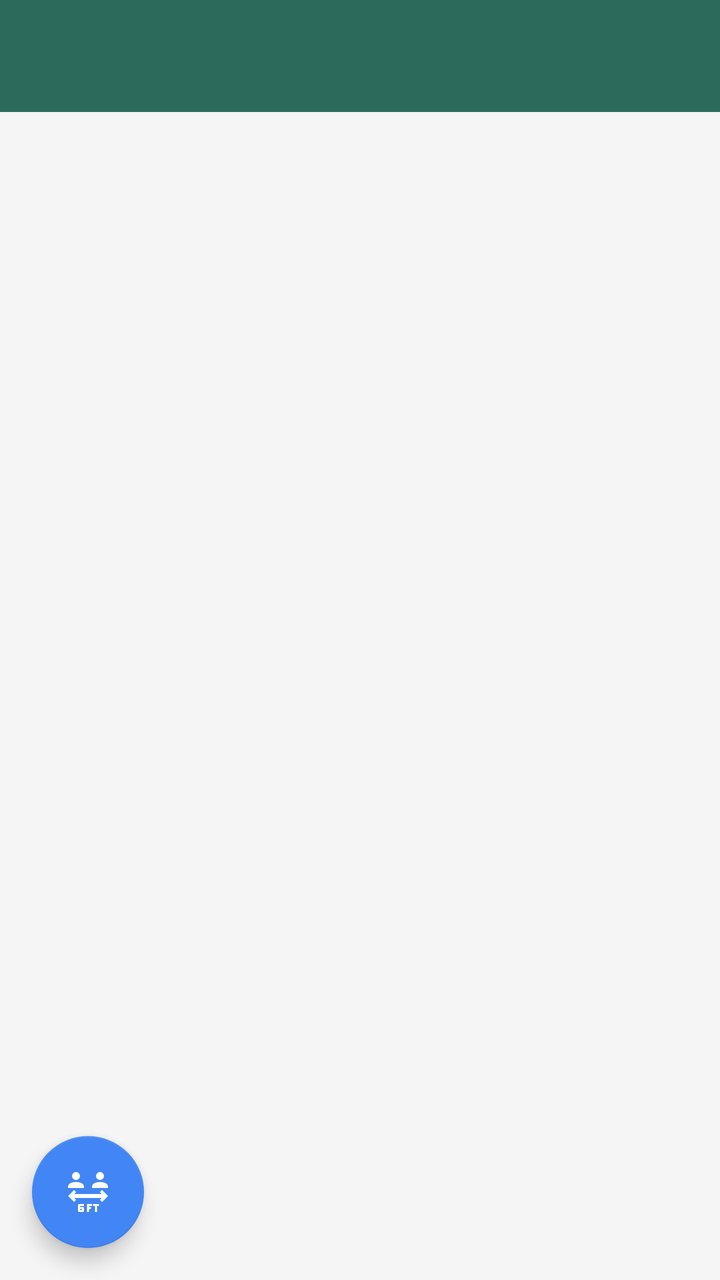
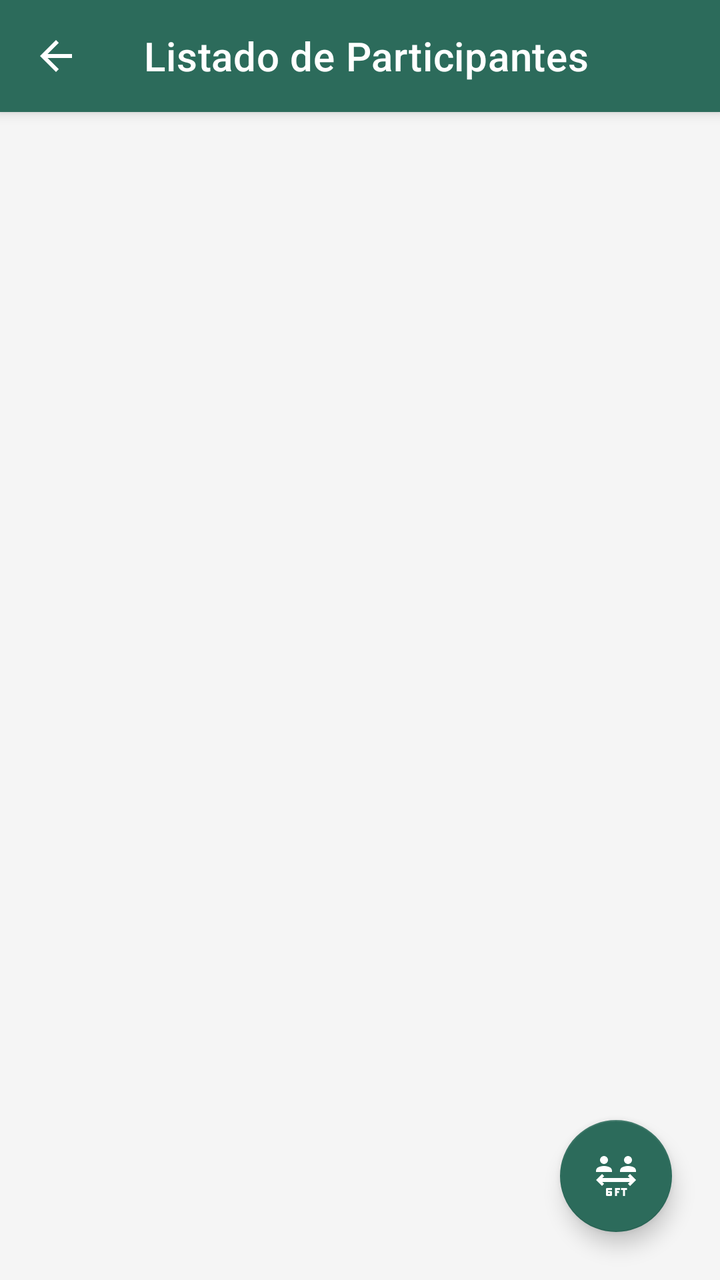

Before-and-after screenshots of an Android layout around one commit, followed by the original layout XML and the change that was made.
<!-- AndroidManifest.xml: application theme Theme.GESDEP -->
<!-- res/layout/activity_participants.xml -->
<?xml version="1.0" encoding="utf-8"?>
<LinearLayout xmlns:android="http://schemas.android.com/apk/res/android"
    xmlns:app="http://schemas.android.com/apk/res-auto"
    android:orientation="vertical"
    android:layout_width="match_parent"
    android:layout_height="match_parent">

    <com.google.android.material.appbar.MaterialToolbar
        android:id="@+id/topAppBarParticipants"
        android:layout_width="match_parent"
        android:layout_height="wrap_content"
        android:title="Participantes"
        android:background="?attr/colorPrimary"
        android:theme="@style/ThemeOverlay.Material3.Dark.ActionBar" />

    <androidx.recyclerview.widget.RecyclerView
        android:id="@+id/rvParticipants"
        android:layout_width="match_parent"
        android:layout_height="0dp"
        android:layout_weight="1" />

    <com.google.android.material.floatingactionbutton.FloatingActionButton
        android:id="@+id/fabAddParticipant"
        android:layout_width="wrap_content"
        android:layout_height="wrap_content"
        android:layout_margin="16dp"
        android:contentDescription="Agregar participante"
        android:src="@drawable/ic_group" />
</LinearLayout>
<!-- resources referenced by this layout -->
<resources>
  <!-- drawable ic_group (drawable) -->
  <vector xmlns:android="http://schemas.android.com/apk/res/android" android:height="24dp" android:tint="#000000" android:viewportHeight="960" android:viewportWidth="960" android:width="24dp">
        
      <path android:fillColor="@android:color/white" android:pathData="M300,880Q292,880 286,874Q280,868 280,860L280,740Q280,732 286,726Q292,720 300,720L400,720L400,760L320,760L320,780L380,780Q388,780 394,786Q400,792 400,800L400,860Q400,868 394,874Q388,880 380,880L300,880ZM460,880L460,720L560,720L560,760L500,760L500,780L540,780L540,820L500,820L500,880L460,880ZM620,880L620,760L580,760L580,720L700,720L700,760L660,760L660,880L620,880ZM320,840L360,840L360,820L320,820L320,840ZM200,680L80,560L200,440L242,482L204,520L755,520L718,482L760,440L880,560L760,680L718,638L756,600L205,600L242,638L200,680ZM80,400L80,377Q80,353 93,333Q106,313 129,303Q155,292 182.5,286Q210,280 240,280Q270,280 297.5,286Q325,292 351,303Q374,313 387,333Q400,353 400,377L400,400L80,400ZM560,400L560,377Q560,353 573,333Q586,313 609,303Q635,292 662.5,286Q690,280 720,280Q750,280 777.5,286Q805,292 831,303Q854,313 867,333Q880,353 880,377L880,400L560,400ZM240,240Q207,240 183.5,216.5Q160,193 160,160Q160,127 183.5,103.5Q207,80 240,80Q273,80 296.5,103.5Q320,127 320,160Q320,193 296.5,216.5Q273,240 240,240ZM720,240Q687,240 663.5,216.5Q640,193 640,160Q640,127 663.5,103.5Q687,80 720,80Q753,80 776.5,103.5Q800,127 800,160Q800,193 776.5,216.5Q753,240 720,240Z"/>
      
  </vector>
  <style name="Theme.GESDEP" parent="Theme.MaterialComponents.DayNight.NoActionBar">
          
          <item name="colorPrimary">@color/green_primary</item>
          <item name="colorPrimaryVariant">@color/green_dark</item>
          <item name="colorOnPrimary">@color/white</item>
  
          
          <item name="colorSecondary">@color/blue_button</item>
          <item name="colorSecondaryVariant">@color/blue_button</item>
          <item name="colorOnSecondary">@color/white</item>
  
          
          <item name="android:statusBarColor">@color/green_primary</item>
  
          
          <item name="android:windowBackground">@color/gray_light</item>
      </style>
  <color name="green_primary">#2C6B5B</color>
  <color name="green_dark">#1E4D40</color>
  <color name="white">#FFFFFF</color>
  <color name="blue_button">#4285F4</color>
  <color name="gray_light">#F5F5F5</color>
</resources>

<!-- the commit's change to res/layout/activity_participants.xml (unified diff, before → after) -->
@@ -1,29 +1,85 @@
 <?xml version="1.0" encoding="utf-8"?>
-<LinearLayout xmlns:android="http://schemas.android.com/apk/res/android"
+<androidx.coordinatorlayout.widget.CoordinatorLayout
+    xmlns:android="http://schemas.android.com/apk/res/android"
     xmlns:app="http://schemas.android.com/apk/res-auto"
-    android:orientation="vertical"
+    xmlns:tools="http://schemas.android.com/tools"
     android:layout_width="match_parent"
-    android:layout_height="match_parent">
+    android:layout_height="match_parent"
+    android:background="@color/gray_light">
 
-    <com.google.android.material.appbar.MaterialToolbar
-        android:id="@+id/topAppBarParticipants"
+    <com.google.android.material.appbar.AppBarLayout
         android:layout_width="match_parent"
         android:layout_height="wrap_content"
-        android:title="Participantes"
-        android:background="?attr/colorPrimary"
-        android:theme="@style/ThemeOverlay.Material3.Dark.ActionBar" />
+        android:theme="@style/ThemeOverlay.MaterialComponents.Dark.ActionBar">
+
+        <com.google.android.material.appbar.MaterialToolbar
+            android:id="@+id/topAppBarParticipants"
+            android:layout_width="match_parent"
+            android:layout_height="?attr/actionBarSize"
+            android:background="@color/green_primary"
+            app:title="Listado de Participantes"
+            app:titleTextColor="@color/white"
+            app:navigationIcon="@drawable/abc_ic_ab_back_material"
+            app:navigationIconTint="@color/white"/>
+    </com.google.android.material.appbar.AppBarLayout>
 
     <androidx.recyclerview.widget.RecyclerView
         android:id="@+id/rvParticipants"
         android:layout_width="match_parent"
-        android:layout_height="0dp"
-        android:layout_weight="1" />
+        android:layout_height="match_parent"
+        app:layout_behavior="@string/appbar_scrolling_view_behavior"
+        android:padding="16dp"
+        android:clipToPadding="false"
+        tools:listitem="@layout/support_simple_spinner_dropdown_item"/>
+
+    <LinearLayout
+        android:id="@+id/emptyState"
+        android:layout_width="wrap_content"
+        android:layout_height="wrap_content"
+        android:layout_gravity="center"
+        android:orientation="vertical"
+        android:gravity="center"
+        android:visibility="gone"
+        tools:visibility="visible">
+
+        <ImageView
+            android:layout_width="80dp"
+            android:layout_height="80dp"
+            android:src="@drawable/ic_group"
+            app:tint="@color/gray_text"
+            android:alpha="0.5"
+            android:layout_marginBottom="16dp"
+            tools:ignore="ContentDescription" />
+
+        <TextView
+            android:layout_width="wrap_content"
+            android:layout_height="wrap_content"
+            android:text="Sin participantes"
+            android:textSize="20sp"
+            android:textStyle="bold"
+            android:textColor="@color/green_primary"
+            android:layout_marginBottom="8dp"/>
+
+        <TextView
+            android:layout_width="wrap_content"
+            android:layout_height="wrap_content"
+            android:text="Registra atletas o usuarios para los eventos."
+            android:textSize="14sp"
+            android:textColor="@color/gray_text"
+            android:gravity="center"/>
+    </LinearLayout>
 
     <com.google.android.material.floatingactionbutton.FloatingActionButton
         android:id="@+id/fabAddParticipant"
         android:layout_width="wrap_content"
         android:layout_height="wrap_content"
-        android:layout_margin="16dp"
-        android:contentDescription="Agregar participante"
-        android:src="@drawable/ic_group" />
-</LinearLayout>
+        android:layout_gravity="bottom|end"
+        android:layout_margin="24dp"
+        android:contentDescription="Registrar nuevo participante"
+        android:src="@drawable/ic_group"
+        app:tint="@color/white"
+        app:backgroundTint="@color/green_primary"
+        app:elevation="6dp"
+        app:pressedTranslationZ="12dp"/>
+
+</androidx.coordinatorlayout.widget.CoordinatorLayout>
<!-- resource entries referenced after the edit -->
@@ -7,20 +7,16 @@
       
   </vector>
   <style name="Theme.GESDEP" parent="Theme.MaterialComponents.DayNight.NoActionBar">
-          
           <item name="colorPrimary">@color/green_primary</item>
           <item name="colorPrimaryVariant">@color/green_dark</item>
           <item name="colorOnPrimary">@color/white</item>
   
-          
           <item name="colorSecondary">@color/blue_button</item>
           <item name="colorSecondaryVariant">@color/blue_button</item>
           <item name="colorOnSecondary">@color/white</item>
   
-          
           <item name="android:statusBarColor">@color/green_primary</item>
   
-          
           <item name="android:windowBackground">@color/gray_light</item>
       </style>
   <color name="green_primary">#2C6B5B</color>
@@ -28,5 +24,6 @@
   <color name="white">#FFFFFF</color>
   <color name="blue_button">#4285F4</color>
   <color name="gray_light">#F5F5F5</color>
+  <color name="gray_text">#666666</color>
 </resources>
 
